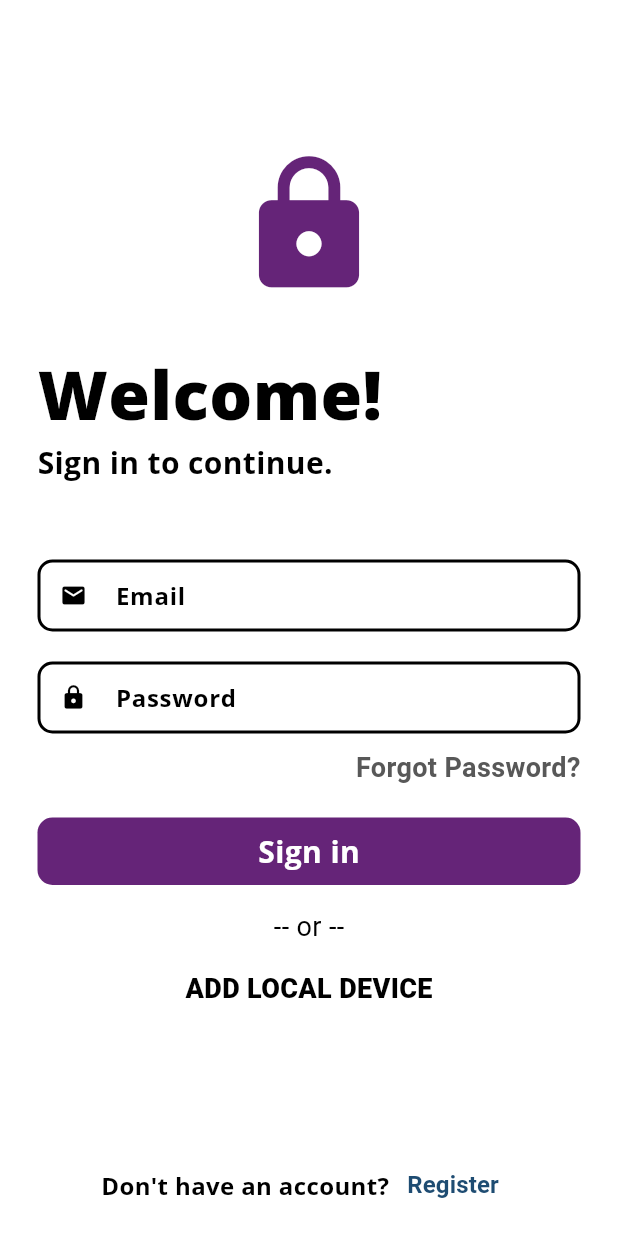
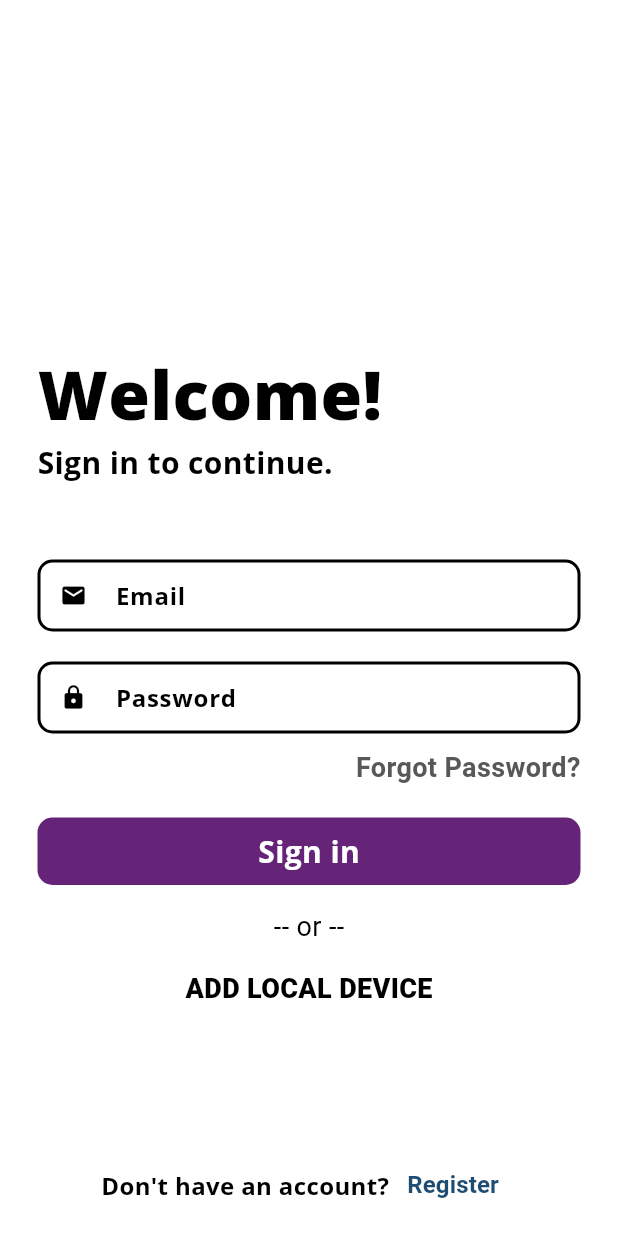
Before and after one commit to AlthafNazeel/R.A.V.E.N, a Flutter app: the screen it shows after launch, on a phone screen of 412 x 824 dp. Run offline on Flutter 3.47's test engine with Material 3 defaults, Android fonts, the light colour scheme and no system bars; our stand-ins replace firebase_core, firebase_messaging, video_player; accounts and stored records are empty.

Commit message:
design changed on signin page

```diff
--- a/raven_frontend/lib/Pages/signInPage.dart
+++ b/raven_frontend/lib/Pages/signInPage.dart
@@ -28,14 +28,14 @@ class SignIn extends StatelessWidget {
             child: Column(
               mainAxisAlignment: MainAxisAlignment.center,
               children: [
-                const SizedBox(height: 100),
+                const SizedBox(height: 200),
 
-                // App Logo
-                Icon(
-                  Icons.lock,
-                  size: 100,
-                  color: Color.fromARGB(255, 101, 36, 120),
-                ),
+                // // App Logo
+                // Icon(
+                //   Icons.lock,
+                //   size: 100,
+                //   color: Color.fromARGB(255, 101, 36, 120),
+                // ),
 
                 const SizedBox(height: 30),
 
```
